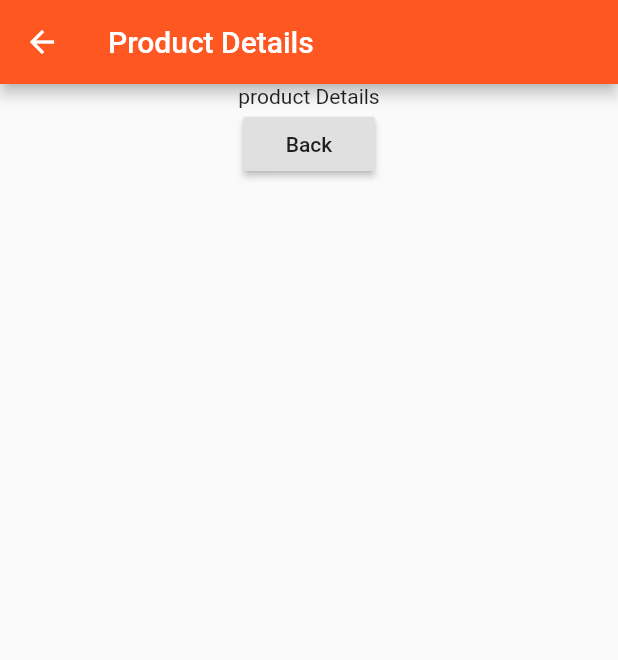
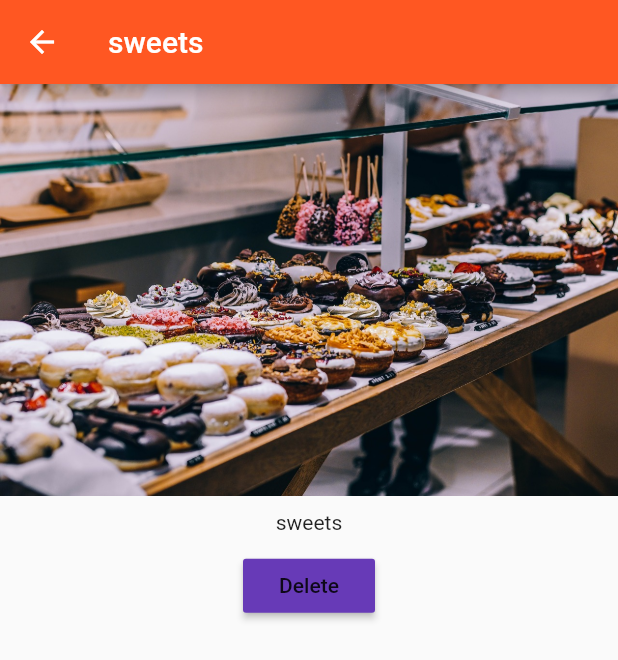
Before and after one commit to mohyM/new_flutter_app1, a Flutter app: the screen it shows after launch, after a tap on "add products", after a tap on "Details", on a phone screen of 412 x 824 dp. Shown: the top 660 px of the screen. Run offline on Flutter 3.47's test engine with Material 2 defaults, Android fonts, the phone set to English and light mode, and no system bars.

Commit message:
navigation result and call methoud from another class

```diff
--- a/lib/pages/home.dart
+++ b/lib/pages/home.dart
@@ -8,7 +8,7 @@ class HomePage extends StatelessWidget {
       appBar: AppBar(
         title: Text("Easy List"),
       ),
-      body: ProductManager("food Tester"),
+      body: ProductManager(),
     );
   }
 }
--- a/lib/pages/product.dart
+++ b/lib/pages/product.dart
@@ -1,19 +1,28 @@
 import 'package:flutter/material.dart';
 
 class ProductPage extends StatelessWidget {
+
+  final String title ;
+  final String imageUrl;
+  ProductPage(this.title , this.imageUrl);
+
+
   @override
   Widget build(BuildContext context) {
     return Scaffold(
       appBar: AppBar(
-        title: Text("Product Details"),
+        title: Text(this.title),
       ),
       body: Center(
         child: Column(
           children: <Widget>[
-            Text("product Details"),
+            Image.asset(this.imageUrl),
+            Container(padding: EdgeInsets.all(10),
+             child: Text(this.title)),
             RaisedButton(
-              child: Text("Back"),
-              onPressed: () => Navigator.pop(context),
+              color: Theme.of(context).accentColor,
+              child: Text("Delete"),
+              onPressed: () => Navigator.pop(context , true),
             )
           ],
         ),
--- a/lib/product_controllers.dart
+++ b/lib/product_controllers.dart
@@ -2,6 +2,7 @@ import 'package:flutter/material.dart';
 
 class ProductControl extends StatelessWidget {
   final Function addProducts;
+  final Map<String,String> pro = {"title" : "sweets" , "image" : "assets/food.jpg"};
 
   ProductControl(this.addProducts);
 
@@ -12,7 +13,7 @@ class ProductControl extends StatelessWidget {
       textColor: Colors.white,
       child: Text("add products"),
       onPressed: () {
-        addProducts("sweets");
+        addProducts(pro);
       },
     );
   }
--- a/lib/products.dart
+++ b/lib/products.dart
@@ -2,36 +2,61 @@ import 'package:flutter/material.dart';
 import './pages/product.dart';
 
 class Products extends StatelessWidget {
-  List<String> products;
-  Products(this.products);
-  @override
-  Widget build(BuildContext context) {
-    return Column(
-      children: products
-          .map((element) => Card(
+  List<Map<String,String>> products;
+  Function deleteProduct;
+  Products(this.products  ,{this.deleteProduct} ) {
+    print('[Products Widget] Constructor');
+  }
+
+Widget _buildProductItem(BuildContext context, int index) {
+    return Card(
       child: Column(
         children: <Widget>[
-                    Image.asset("assets/food.jpg"),
-                    Text(element),
+          Image.asset(products[index]['image']),
+          Text(products[index]['title']),
           ButtonBar(
             alignment: MainAxisAlignment.center,
             children: <Widget>[
               FlatButton(
-                          child: Text("Details"),
-                          onPressed: () => Navigator.push(
+                child: Text('Details'),
+                onPressed: () => Navigator.push<bool>(
                       context,
                       MaterialPageRoute(
-                                  builder: (BuildContext context) =>
-                                      ProductPage(),
+                        builder: (BuildContext context) => ProductPage(
+                            products[index]['title'], products[index]['image']),
                       ),
-                              ),
+                    ).then((bool value){
+                      if(value){
+                        deleteProduct(index);
+                      }
+
+                    }),
               )
             ],
           )
         ],
       ),
-              ))
-          .toList(),
     );
   }
+
+
+
+  Widget _buildProductList() {
+    Widget productCards;
+    if (products.length > 0) {
+      productCards = ListView.builder(
+        itemBuilder: _buildProductItem,
+        itemCount: products.length,
+      );
+    } else {
+      productCards = Container();
     }
+    return productCards;
+  }
+
+  @override
+  Widget build(BuildContext context) {
+    print('[Products Widget] build()');
+    return _buildProductList();
+  }
+}
--- a/lib/products_manager.dart
+++ b/lib/products_manager.dart
@@ -3,8 +3,8 @@ import './products.dart';
 import './product_controllers.dart';
 
 class ProductManager extends StatefulWidget {
-  final String startingProduct;
-  ProductManager(this.startingProduct);
+
+
 
   @override
   State<StatefulWidget> createState() {
@@ -13,18 +13,24 @@ class ProductManager extends StatefulWidget {
 }
 
 class ProductManagerState extends State<ProductManager> {
-  List<String> _products = [];
+  List<Map<String,String>> _products = [];
 
   @override
   void initState() {
     // TODO: implement initState
-    this._products.add(widget.startingProduct);
+   // this._products.add(widget.startingProduct);
     super.initState();
   }
 
-  void _addProducts(String product) {
+  void _addProducts(Map<String,String> product) {
     setState(() {
       _products.add(product);
+    });
+  }
+
+  void _deleteProduct(int index){
+    setState(() {
+      _products.removeAt(index);
     });
   }
 
@@ -36,7 +42,7 @@ class ProductManagerState extends State<ProductManager> {
           margin: EdgeInsets.all(10.0),
           child: ProductControl(_addProducts),
         ),
-        Products(_products),
+        Expanded(child: Products(_products , deleteProduct: _deleteProduct))
       ],
     );
   }
```
Lines whose indentation alone changed are shown as unchanged.
